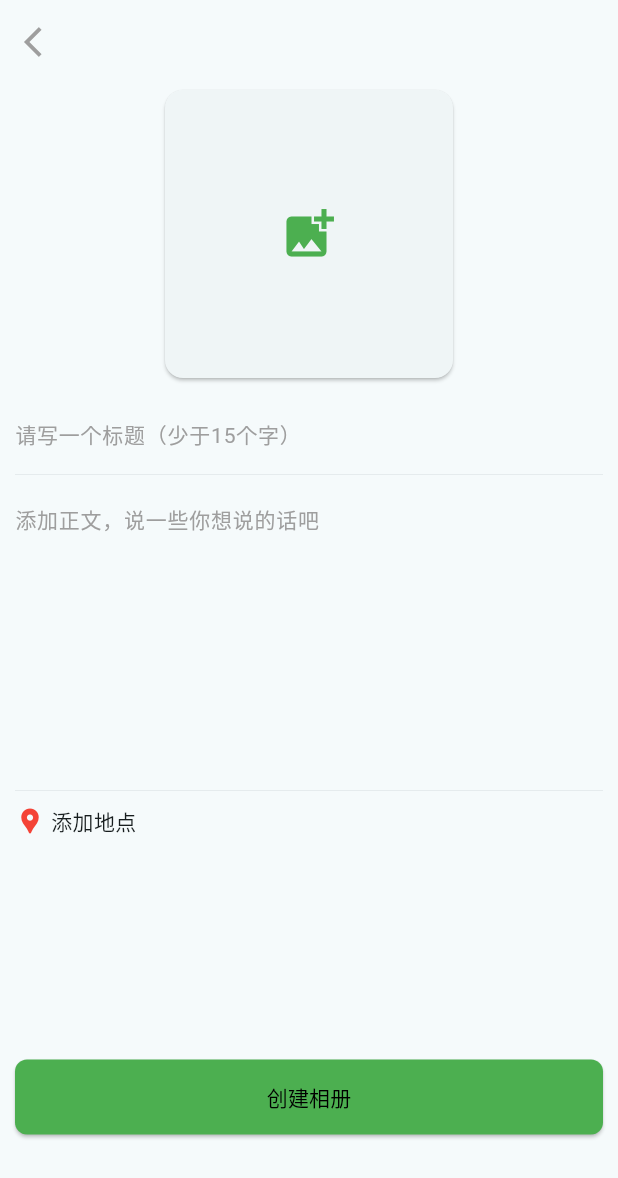
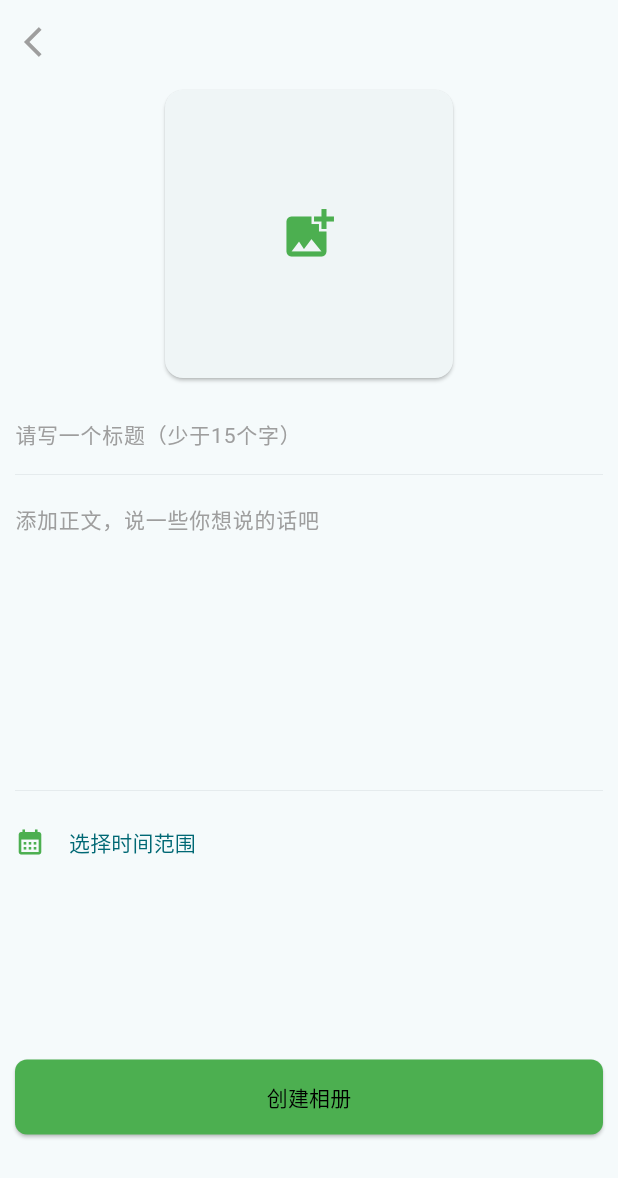
Before and after one commit to Xiazki/flutter-learn, a Flutter app: the screen it shows after launch, after a tap on the "add to photos" icon, on a phone screen of 412 x 824 dp. Shown: the top 1178 px of the screen. Run offline on Flutter 3.47's test engine with Material 3 defaults, Android fonts, the phone set to English and light mode, and no system bars; our stand-ins replace carousel_slider, file_picker, flick_video_player, image_picker, permission_handler, video_player and 1 more; missing offline and left inert: external_path, interactiveviewer_gallery, wechat_assets_picker.

Commit message:
commit code

```diff
--- a/lib/add/classify_add_page.dart
+++ b/lib/add/classify_add_page.dart
@@ -32,6 +32,9 @@ class ClassifyAddState extends State<ClassifyAddPage> {
 
   bool loading = false;
 
+  DateTime? startTime;
+  DateTime? endTime;
+
   final titleController = TextEditingController();
   final descController = TextEditingController();
 
@@ -45,6 +48,8 @@ class ClassifyAddState extends State<ClassifyAddPage> {
       edit = true;
       titleController.text = existed.title;
       descController.text = existed.des ?? '';
+      startTime = existed.getStartDateTime();
+      endTime = existed.getEndDateTime();
     }
   }
 
@@ -103,7 +108,7 @@ class ClassifyAddState extends State<ClassifyAddPage> {
                     ),
                     Padding(
                       padding: const EdgeInsets.fromLTRB(0.0, 10.0, 0.0, 0.0),
-                      child: _buildLocationItem(),
+                      child: _buildTimeItem(),
                     )
                   ],
                 ),
@@ -136,9 +141,14 @@ class ClassifyAddState extends State<ClassifyAddPage> {
 
     var imageUrl = _selectedEntities![0].url;
 
-    ClassifyValue classify = ClassifyValue(edit ? id! : DataUtil.genUid(),
-        title, imageUrl, desc, "2024年10月1日", "2024年10月1日");
+    ClassifyValue classify = ClassifyValue(
+        edit ? id! : DataUtil.genUid(), title,
+        imageUrl: imageUrl, des: desc);
     classify.imageCount = _selectedEntities?.length ?? 0;
+    classify.topEntities = _selectedEntities;
+
+    classify.startTime = startTime?.toIso8601String();
+    classify.endTime = endTime?.toIso8601String();
 
     setState(() {
       loading = true;
@@ -192,6 +202,41 @@ class ClassifyAddState extends State<ClassifyAddPage> {
                   },
                   child: Text(edit ? "修改相册" : "创建相册")),
             )));
+  }
+
+  Future<void> selectStartDateTime() async {
+    var selectRange = await showDateRangePicker(
+        context: context, firstDate: DateTime(2010), lastDate: DateTime(2200));
+    setState(() {
+      startTime = selectRange?.start;
+      endTime = selectRange?.end;
+    });
+  }
+
+  Widget _buildTimeItem() {
+    List<Widget> list = [
+      const Icon(
+        Icons.calendar_month,
+        color: Colors.green,
+        size: 20,
+      ),
+      const SizedBox(width: 4.0),
+    ];
+    String text = "选择时间范围";
+    if (startTime != null && endTime != null) {
+      text =
+          '${startTime!.year}年${startTime!.month}月${startTime!.day}日 - ${endTime!.year}年${endTime!.month}月${endTime!.day}日';
+    }
+
+    list.add(TextButton(
+        onPressed: () {
+          selectStartDateTime();
+        },
+        child: Text(text)));
+
+    return Row(
+        mainAxisAlignment: MainAxisAlignment.start, // 左对齐
+        children: list);
   }
 
   Widget _buildLocationItem() {
--- a/lib/main.dart
+++ b/lib/main.dart
@@ -3,6 +3,7 @@ import 'package:flutter/services.dart';
 import 'package:flutter_learn/classify_page.dart';
 import 'package:flutter_learn/map_page.dart';
 import 'package:flutter_learn/state/data_state.dart';
+import 'package:flutter_localizations/flutter_localizations.dart';
 import 'package:provider/provider.dart';
 
 void main() {
@@ -24,6 +25,15 @@ class MyApp extends StatelessWidget {
   @override
   Widget build(BuildContext context) {
     return MaterialApp(
+      localizationsDelegates: const [
+        GlobalMaterialLocalizations.delegate,
+        GlobalWidgetsLocalizations.delegate,
+      ],
+      supportedLocales: const [
+        Locale('zh', 'CN'),
+        Locale('en', 'US'),
+      ],
+      locale: const Locale('zh', 'CN'),
       theme: ThemeData(
         // This is the theme of your application.
         //
--- a/lib/model/classify_value.dart
+++ b/lib/model/classify_value.dart
@@ -1,8 +1,8 @@
 import 'package:flutter_learn/model/entity.dart';
 
 class ClassifyValue {
-  ClassifyValue(this.id, this.title, this.imageUrl, this.des, this.startTime,
-      this.endTime);
+  ClassifyValue(this.id, this.title,
+      {this.imageUrl, this.des, this.startTime, this.endTime});
 
   String id;
   //标题
@@ -35,8 +35,8 @@ class ClassifyValue {
     if (topEntitiesJsonObj != null) {
       topEntities = topEntitiesJsonObj.map((e) => Entity.formJson(e)).toList();
     }
-    ClassifyValue classifyValue =
-        ClassifyValue(id, title, imageUrl, des, startTime, endTime);
+    ClassifyValue classifyValue = ClassifyValue(id, title,
+        imageUrl: imageUrl, des: des, startTime: startTime, endTime: endTime);
     classifyValue.topEntities = topEntities;
     classifyValue.imageCount = jsonObject["imageCount"];
     classifyValue.videCount = jsonObject["videCount"];
@@ -55,4 +55,18 @@ class ClassifyValue {
       "videCount": videCount
     };
   }
+
+  DateTime? getStartDateTime(){
+    if(startTime!=null){
+      return DateTime.parse(startTime!);
+    }
+    return null;
+  }
+
+    DateTime? getEndDateTime(){
+    if(endTime!=null){
+      return DateTime.parse(endTime!);
+    }
+    return null;
+  }
 }
--- a/pubspec.yaml
+++ b/pubspec.yaml
@@ -29,6 +29,8 @@ environment:
 # versions available, run `flutter pub outdated`.
 dependencies:
   flutter:
+    sdk: flutter
+  flutter_localizations: # 添加
     sdk: flutter
 
 
```
Also changed, not shown: lib/card.dart (+10 -2 lines), lib/util/data_util.dart (+18 -18 lines), pubspec.lock.
